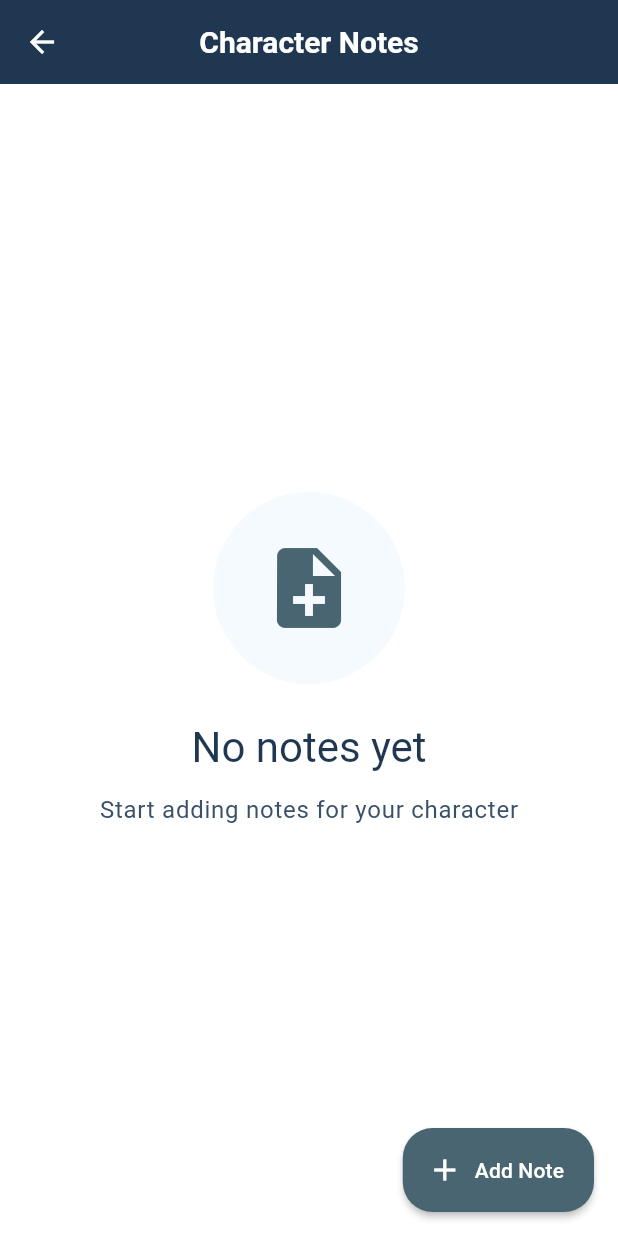
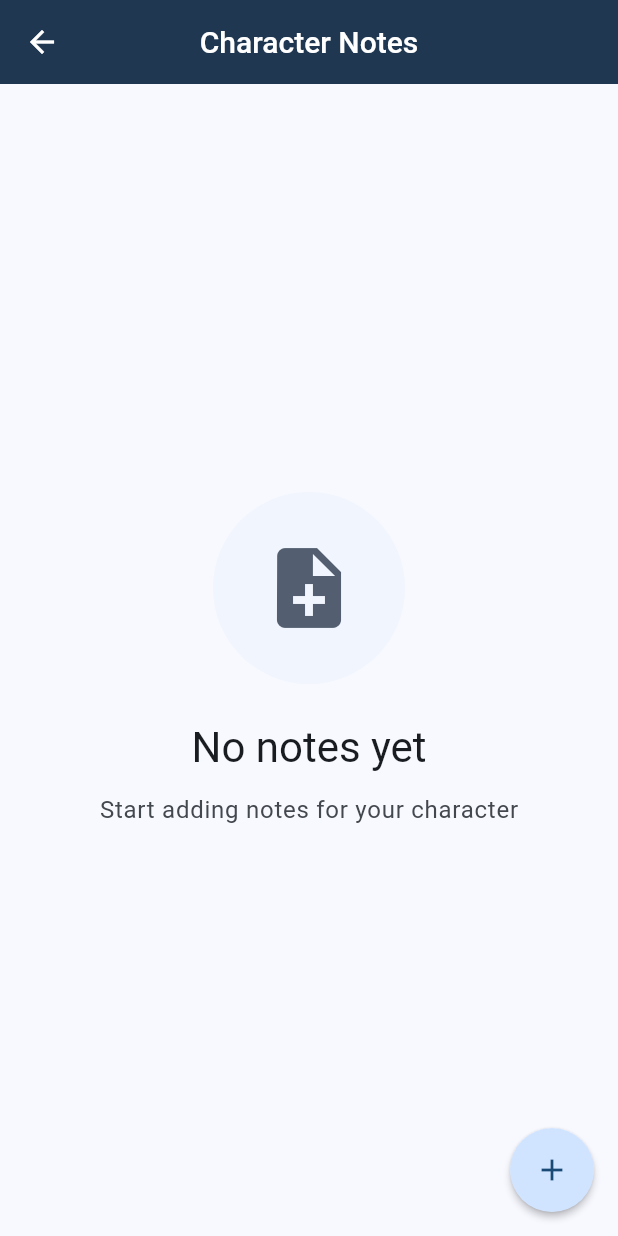
Before and after one commit to Simple-5E/Simple-5E, a Flutter app: the NotesPage screen opened directly with empty values, on a phone screen of 412 x 824 dp. Run offline on Flutter 3.47's test engine with Material 3 defaults, Android fonts, the phone set to English and light mode, and no system bars; our stand-ins replace expandable, flutter_riverpod, sqflite; accounts and stored records are empty.

Commit message:
migrate to material 3

```diff
--- a/lib/features/notes/notes_page.dart
+++ b/lib/features/notes/notes_page.dart
@@ -26,11 +26,10 @@ class NotesPage extends ConsumerWidget {
         loading: () => const Center(child: CircularProgressIndicator()),
         error: (error, stack) => Center(child: Text('Error: $error')),
       ),
-      floatingActionButton: FloatingActionButton.extended(
+      floatingActionButton: FloatingActionButton(
         onPressed: () => _showAddNoteDialog(context, ref),
-        icon: const Icon(Icons.add),
-        label: const Text('Add Note'),
         elevation: 2,
+        child: const Icon(Icons.add),
       ),
     );
   }
--- a/lib/features/spellbook/spell_book_page.dart
+++ b/lib/features/spellbook/spell_book_page.dart
@@ -40,11 +40,10 @@ class SpellbookPage extends ConsumerWidget {
               _buildSpellbookContent(context, ref, spells, spellSlots),
         ),
       ),
-      floatingActionButton: FloatingActionButton.extended(
+      floatingActionButton: FloatingActionButton(
         onPressed: () => _navigateToSpellSelection(context),
-        icon: const Icon(Icons.add),
-        label: const Text('Add Spell'),
         elevation: 2,
+        child: const Icon(Icons.add),
       ),
     );
   }
--- a/lib/main.dart
+++ b/lib/main.dart
@@ -24,6 +24,7 @@ class MyApp extends ConsumerWidget {
       title: 'Simple 5e',
       theme: light,
       darkTheme: dark,
+      themeAnimationDuration: const Duration(milliseconds: 200),
       home: FutureBuilder(
         future: DatabaseInitializer.instance.initializeDatabase(),
         builder: (context, snapshot) {
--- a/lib/theme/light.dart
+++ b/lib/theme/light.dart
@@ -2,81 +2,78 @@ import 'package:flutter/material.dart';
 
 final light = ThemeData(
   useMaterial3: true,
-  brightness: Brightness.light,
-  primaryColor: const Color(0x001E3C54), // Deep Blue
-  hintColor: const Color(0xFF6D7F8F), // Muted Blue Grey
-  scaffoldBackgroundColor: const Color(0xFFF0F4F8), // Very Light Blue Grey
-  fontFamily: 'Roboto',
-  textTheme: const TextTheme(
-    bodyLarge: TextStyle(color: Color(0xFF1F3751)), // Deep Blue
-    bodyMedium: TextStyle(color: Color(0xFF3A5068)), // Medium Blue
+  colorScheme: ColorScheme.fromSeed(
+    seedColor: const Color(0xFF1F3751),
+    brightness: Brightness.light,
+  ).copyWith(
+    onPrimary: Colors.white,
   ),
-  colorScheme: const ColorScheme(
-    brightness: Brightness.light,
-    primary: Color(0xFF1F3751), // Deep Blue
-    onPrimary: Colors.white,
-    primaryContainer: Color(0xFFD0E4FF), // Light Blue
-    onPrimaryContainer: Color(0xFF0D1C2A), // Very Dark Blue
-    secondary: Color(0xFF4A6572), // Blue Grey
-    onSecondary: Colors.white,
-    secondaryContainer: Color(0xFFCDE5FF), // Very Light Blue
-    onSecondaryContainer: Color(0xFF0D1C2A), // Very Dark Blue
-    error: Color(0xFFBA1A1A), // Red
-    onError: Colors.white,
-    surface: Colors.white,
-    onSurface: Color(0xFF1F3751), // Deep Blue
-    surfaceContainerHighest: Color(0xFFE1E9F0), // Light Blue Grey
-    onSurfaceVariant: Color(0xFF3A5068), // Medium Blue
-  ),
-  cardTheme: CardThemeData(
-    color: Colors.white,
-    elevation: 2,
+  cardTheme: const CardThemeData(
+    elevation: 1,
     shape: RoundedRectangleBorder(
-      borderRadius: BorderRadius.circular(16),
+      borderRadius: BorderRadius.all(Radius.circular(12)),
     ),
-    shadowColor: const Color(0xFF1F3751).withValues(alpha: 0.1),
   ),
   appBarTheme: const AppBarTheme(
-    color: Color(0xFF1F3751), // Deep Blue
+    backgroundColor: Color(0xFF1F3751),
+    foregroundColor: Colors.white,
+    centerTitle: false,
     elevation: 0,
+    scrolledUnderElevation: 3,
+    surfaceTintColor: Color(0xFF1F3751),
     iconTheme: IconThemeData(color: Colors.white),
     titleTextStyle: TextStyle(
       color: Colors.white,
       fontSize: 20,
-      fontWeight: FontWeight.bold,
+      fontWeight: FontWeight.w500,
     ),
   ),
-  inputDecorationTheme: InputDecorationTheme(
+  inputDecorationTheme: const InputDecorationTheme(
     filled: true,
-    fillColor: Colors.white,
-    hintStyle: TextStyle(color: Color(0xFF6D7F8F)),
-    labelStyle: TextStyle(color: Color(0xFF1F3751)),
     border: OutlineInputBorder(
-      borderRadius: BorderRadius.circular(12),
-      borderSide: BorderSide(color: Color(0xFFB0BEC5)),
-    ),
-    focusedBorder: OutlineInputBorder(
-      borderRadius: BorderRadius.circular(12),
-      borderSide: BorderSide(color: Color(0xFF1F3751), width: 2),
-    ),
-    enabledBorder: OutlineInputBorder(
-      borderRadius: BorderRadius.circular(12),
-      borderSide: BorderSide(color: Color(0xFFB0BEC5)),
+      borderRadius: BorderRadius.all(Radius.circular(12)),
     ),
   ),
   elevatedButtonTheme: ElevatedButtonThemeData(
     style: ElevatedButton.styleFrom(
-      backgroundColor: Color(0xFF1F3751),
-      foregroundColor: Colors.white,
-      shape: RoundedRectangleBorder(borderRadius: BorderRadius.circular(12)),
-      padding: EdgeInsets.symmetric(horizontal: 20, vertical: 12),
-      elevation: 2,
+      elevation: 1,
+      shape: const RoundedRectangleBorder(
+        borderRadius: BorderRadius.all(Radius.circular(20)),
+      ),
+    ).copyWith(
+      backgroundColor: WidgetStateProperty.resolveWith((states) {
+        return ColorScheme.fromSeed(
+          seedColor: const Color(0xFF1F3751),
+          brightness: Brightness.light,
+        ).primary;
+      }),
+      foregroundColor: WidgetStateProperty.resolveWith((states) {
+        return ColorScheme.fromSeed(
+          seedColor: const Color(0xFF1F3751),
+          brightness: Brightness.light,
+        ).onPrimary;
+      }),
     ),
   ),
-  floatingActionButtonTheme: FloatingActionButtonThemeData(
-    backgroundColor: Color(0xFF4A6572),
-    foregroundColor: Colors.white,
-    elevation: 4,
-    shape: RoundedRectangleBorder(borderRadius: BorderRadius.circular(20)),
+  filledButtonTheme: FilledButtonThemeData(
+    style: FilledButton.styleFrom(
+      shape: const RoundedRectangleBorder(
+        borderRadius: BorderRadius.all(Radius.circular(20)),
+      ),
+    ),
+  ),
+  outlinedButtonTheme: OutlinedButtonThemeData(
+    style: OutlinedButton.styleFrom(
+      shape: const RoundedRectangleBorder(
+        borderRadius: BorderRadius.all(Radius.circular(20)),
+      ),
+    ),
+  ),
+  floatingActionButtonTheme: const FloatingActionButtonThemeData(
+    elevation: 3,
+    focusElevation: 6,
+    hoverElevation: 4,
+    highlightElevation: 6,
+    shape: CircleBorder(),
   ),
 );
```
